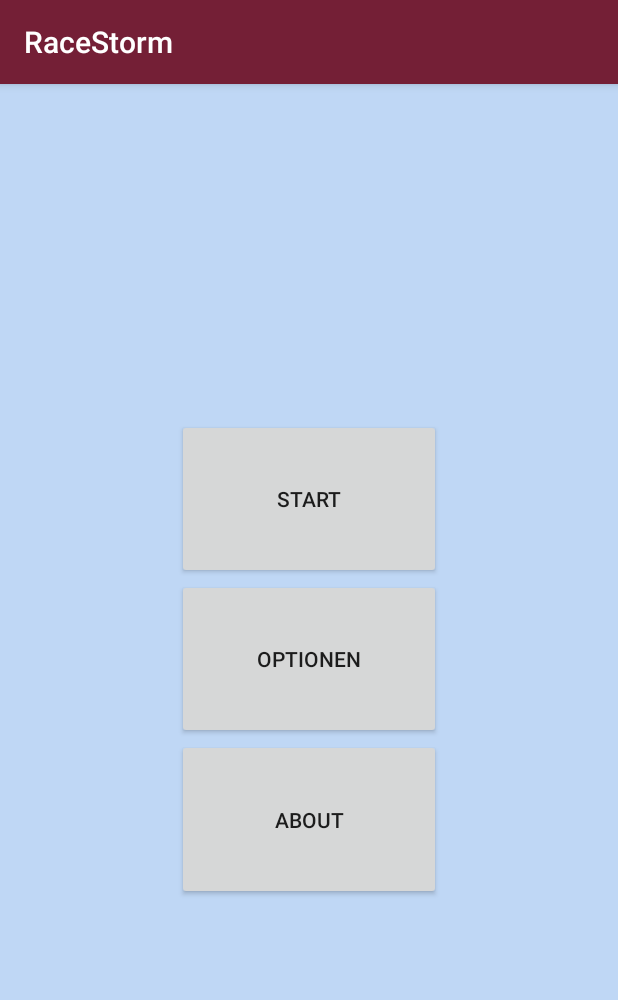
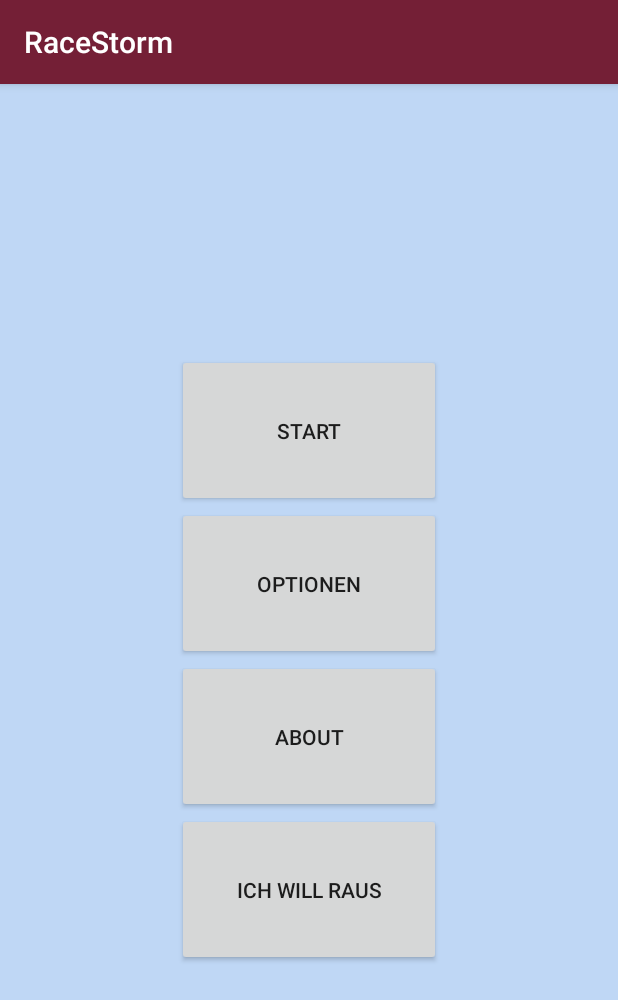
Before and after one commit to RaceStorm/RaceStorm, an Android app: the screen it shows after launch (MainActivity), on a phone screen of 412 x 824 dp. Shown: the top 1000 px of the screen. Run offline under Robolectric (Android 15) with nearby library versions, the phone set to English and light mode, and no system bars; 3 statements that could not run were skipped.

Commit message:
Merge branch 'master' of C:\Users\Tatjana\AndroidStudioProjects\RaceStorm with conflicts.

```diff
--- a/app/src/main/res/layout/activity_main.xml
+++ b/app/src/main/res/layout/activity_main.xml
@@ -36,5 +36,12 @@
         android:text="@string/About"
         android:layout_weight="0.10"/>
 
+    <Button
+
+        android:layout_width="176dp"
+        android:layout_height="wrap_content"
+        android:text="@string/Raus"
+        android:layout_weight="0.10"/>
+
 
 </LinearLayout>
--- a/app/src/main/res/layout/steuerung.xml
+++ b/app/src/main/res/layout/steuerung.xml
@@ -30,7 +30,7 @@
 
     <Button
         android:text="@string/SteuerungGas"
-        android:id="@+id/imageButton1"
+        android:id="@+id/btnGas"
         android:layout_width="200dp"
         android:layout_height="250dp"
         android:background="@drawable/beispiel_buttonsgas"
--- a/app/src/main/res/values/colors.xml
+++ b/app/src/main/res/values/colors.xml
@@ -4,5 +4,5 @@
     <color name="colorPrimaryDark">#303F9F</color>
     <color name="colorAccent">#FF4081</color>
     <color name="background">#451f77e4</color>
-    <color name="text">#4C4A4A</color>
+    <color name="text">#000000</color>
 </resources>
--- a/app/src/main/res/values/strings.xml
+++ b/app/src/main/res/values/strings.xml
@@ -4,7 +4,7 @@
     <string name="Start">Start</string>
     <string name="Options">Optionen</string>
     <string name="About">About</string>
-
+    <string name="Raus">Ich will raus</string>
     <string name="Back">Zurück</string>
 
     <string name="OptionenSprache">Sprache</string>
```
